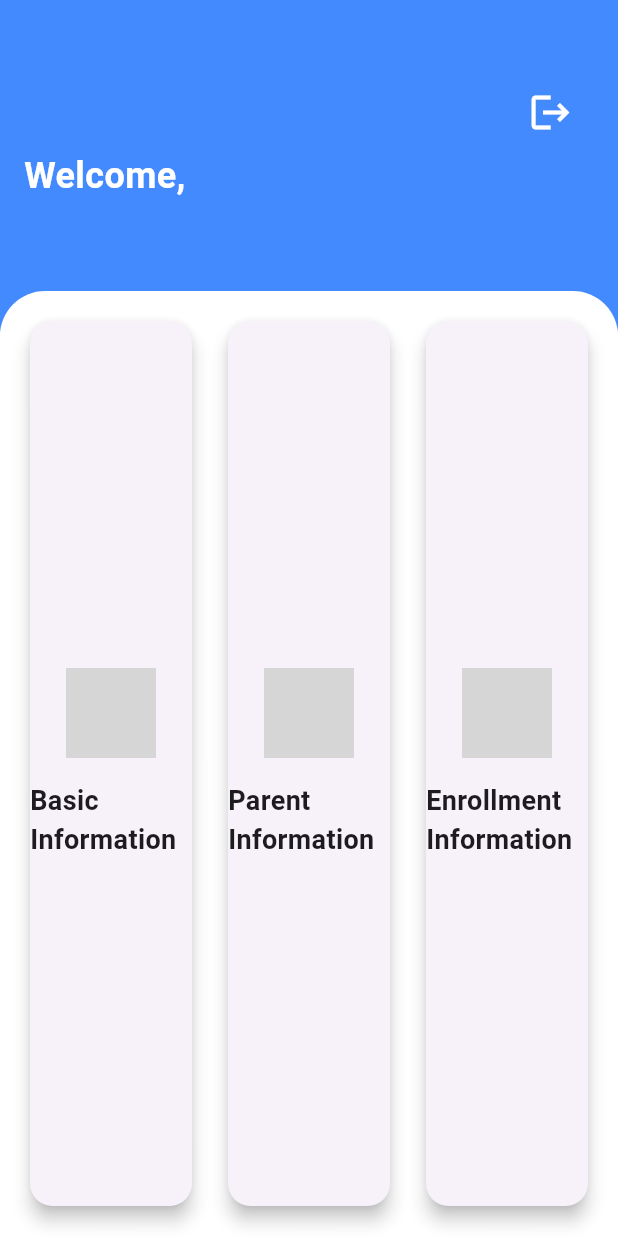
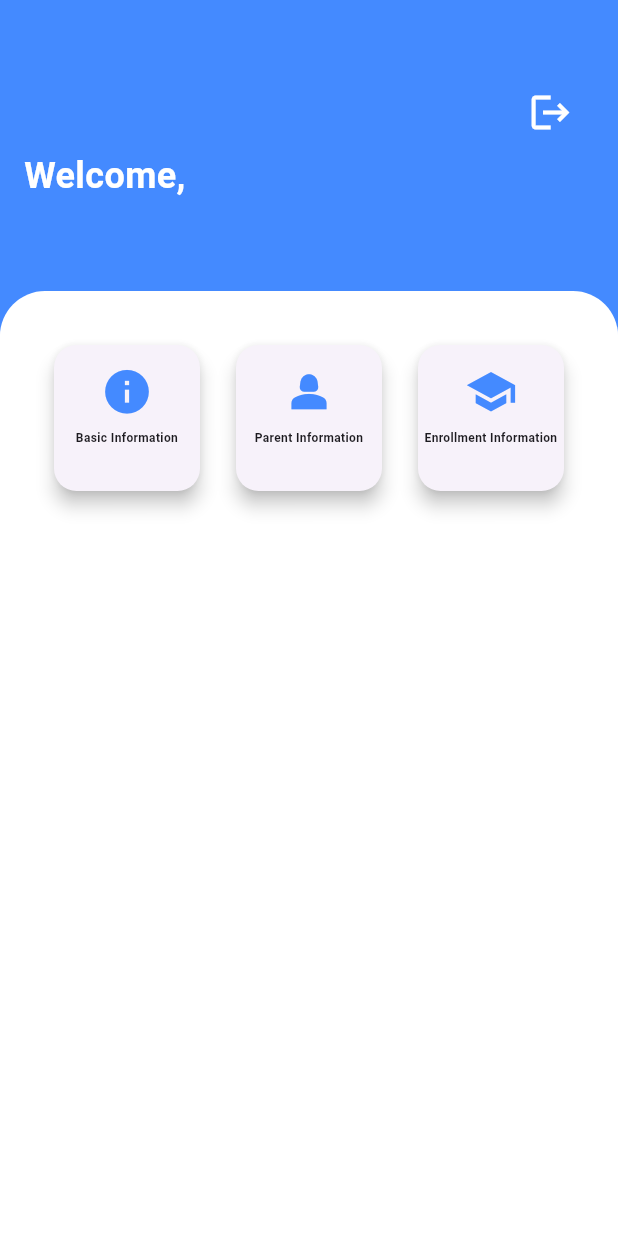
Before and after one commit to ibbibrahim/flutter_app, a Flutter app: the DashboardScreen screen opened directly with empty values, on a phone screen of 412 x 824 dp. Run offline on Flutter 3.47's test engine with Material 3 defaults, Android fonts, the phone set to English and light mode, and no system bars; grey boxes are pictures that could not be loaded.

Commit message:
Addded cards

```diff
--- a/lib/main.dart
+++ b/lib/main.dart
@@ -1,7 +1,7 @@
 import 'package:flutter/material.dart';
 import 'screens/login_screen.dart';
 // import 'screens/dashboard_screen.dart';
-import 'screens/dashboard_screen_rev1.dart';
+import 'screens/dashboard_screen_rev.dart';
 
 void main() {
   runApp(MyApp());
--- a/lib/screens/dashboard_screen_rev.dart
+++ b/lib/screens/dashboard_screen_rev.dart
@@ -95,16 +95,22 @@ class _DashboardScreenState extends State<DashboardScreen> {
                       ),
                     ),
                     child: selectedCard == null
-                        ? Column(
-                      crossAxisAlignment: CrossAxisAlignment.start,
+                        ? GridView.count(
+                      crossAxisCount: MediaQuery.of(context).orientation == Orientation.portrait
+                          ? 3 // 2 cards per row in portrait mode
+                          : 4, // 3 cards per row in landscape mode
+                      childAspectRatio: 1, // Make cards square
+                      crossAxisSpacing: 16.0,
+                      mainAxisSpacing: 16.0,
+                      padding: EdgeInsets.all(16.0),
                       children: <Widget>[
-                        _buildCard('Basic Information', () {
+                        _buildCard('Basic Information', Icons.info, () {
                           _showCard('Basic Information');
                         }),
-                        _buildCard('Parent Information', () {
+                        _buildCard('Parent Information', Icons.person_2, () {
                           _showCard('Parent Information');
                         }),
-                        _buildCard('Enrollment Information', () {
+                        _buildCard('Enrollment Information', Icons.school, () {
                           _showCard('Enrollment Information');
                         }),
                       ],
@@ -127,21 +133,37 @@ class _DashboardScreenState extends State<DashboardScreen> {
     );
   }
 
-  Widget _buildCard(String title, VoidCallback onTap) {
-    return Card(
+  Widget _buildCard(String title, IconData icon, VoidCallback onTap) {
+    return InkWell(
+      onTap: onTap,
+      child: Card(
         elevation: 5,
         shape: RoundedRectangleBorder(
           borderRadius: BorderRadius.circular(15.0),
         ),
-      child: ListTile(
-        title: Text(
+        child: Column(
+          mainAxisAlignment: MainAxisAlignment.center,
+          children: <Widget>[
+            Icon(
+              icon,
+              size: 35, // Adjust size as needed
+              color: Colors.blueAccent, // Adjust color as needed
+            ),
+            SizedBox(height: 8.0),
+            Align(
+              alignment: Alignment.center,
+              child: Text(
                 title,
                 style: TextStyle(
-            fontSize: 18,
+                  fontSize: 8, // Adjust font size as needed
                   fontWeight: FontWeight.bold,
                 ),
+                textAlign: TextAlign.center, // Center align text
               ),
-        onTap: onTap,
+            ),
+            SizedBox(height: 16.0),
+          ],
+        ),
       ),
     );
   }
--- a/lib/screens/dashboard_screen_rev1.dart
+++ /dev/null
@@ -1,227 +0,0 @@
-import 'package:flutter/material.dart';
-
-class DashboardScreen extends StatefulWidget {
-  @override
-  _DashboardScreenState createState() => _DashboardScreenState();
-}
-
-class _DashboardScreenState extends State<DashboardScreen> {
-  String? selectedCard;
-
-  void _showCard(String cardName) {
-    setState(() {
-      selectedCard = cardName;
-    });
-  }
-
-  void _goBack() {
-    setState(() {
-      selectedCard = null;
-    });
-  }
-
-  @override
-  Widget build(BuildContext context) {
-    final Map<String, dynamic> studentData =
-    ModalRoute.of(context)!.settings.arguments as Map<String, dynamic>;
-
-    String studentFullName =
-        '${studentData['FirstName']} ${studentData['MiddleName']} ${studentData['LastName']}';
-    String fatherFullName =
-        '${studentData['FatherFirstName']} ${studentData['FatherMiddleName']} ${studentData['FatherLastName']}';
-    String motherFullName =
-        '${studentData['MotherFirstName']} ${studentData['MotherMiddleName']} ${studentData['MotherLastName']}';
-
-    return Scaffold(
-      body: SafeArea(
-        child: Stack(
-          children: <Widget>[
-            Container(
-              height: MediaQuery.of(context).orientation == Orientation.portrait
-                  ? MediaQuery.of(context).size.height * 0.3
-                  : MediaQuery.of(context).size.height * 0.5,
-              decoration: BoxDecoration(
-                color: Colors.blueAccent,
-                borderRadius: BorderRadius.only(
-                  bottomLeft: Radius.circular(30.0),
-                  bottomRight: Radius.circular(30.0),
-                ),
-              ),
-            ),
-            Positioned(
-              top: 50,
-              right: 20,
-              child: Material(
-                shape: CircleBorder(),
-                color: Colors.transparent,
-                child: IconButton(
-                  icon: Icon(
-                    Icons.logout,
-                    color: Colors.white,
-                  ),
-                  onPressed: () {
-                    // Implement logout functionality here
-                  },
-                  iconSize: 30.0,
-                  padding: EdgeInsets.all(10.0),
-                  splashRadius: 30.0,
-                ),
-              ),
-            ),
-            Padding(
-              padding: const EdgeInsets.only(top: 100.0),
-              child: Column(
-                crossAxisAlignment: CrossAxisAlignment.start,
-                children: <Widget>[
-                  Padding(
-                    padding: const EdgeInsets.symmetric(horizontal: 16.0),
-                    child: Text(
-                      'Welcome, $fatherFullName',
-                      style: TextStyle(
-                        fontSize: 24,
-                        fontWeight: FontWeight.bold,
-                        color: Colors.white,
-                      ),
-                    ),
-                  ),
-                  SizedBox(height: 60),
-                  Expanded(
-                    child: Container(
-                      padding: EdgeInsets.all(16.0),
-                      decoration: BoxDecoration(
-                        color: Colors.white,
-                        borderRadius: BorderRadius.only(
-                          topLeft: Radius.circular(30.0),
-                          topRight: Radius.circular(30.0),
-                        ),
-                      ),
-                      child: selectedCard == null
-                          ? Row(
-                        mainAxisAlignment: MainAxisAlignment.spaceAround,
-                        children: <Widget>[
-                          Expanded(
-                            child: _buildCard('Basic Information', () {
-                              _showCard('Basic Information');
-                            }),
-                          ),
-                          SizedBox(width: 16),
-                          Expanded(
-                            child: _buildCard('Parent Information', () {
-                              _showCard('Parent Information');
-                            }),
-                          ),
-                          SizedBox(width: 16),
-                          Expanded(
-                            child: _buildCard('Enrollment Information', () {
-                              _showCard('Enrollment Information');
-                            }),
-                          ),
-                        ],
-                      )
-                          : _buildDetailsView(
-                        cardName: selectedCard!,
-                        studentData: studentData,
-                        studentFullName: studentFullName,
-                        fatherFullName: fatherFullName,
-                        motherFullName: motherFullName,
-                        onBack: _goBack,
-                      ),
-                    ),
-                  ),
-                ],
-              ),
-            ),
-          ],
-        ),
-      ),
-    );
-  }
-
-  Widget _buildCard(String title, VoidCallback onTap) {
-    return Card(
-      elevation: 5,
-      shape: RoundedRectangleBorder(
-        borderRadius: BorderRadius.circular(15.0),
-      ),
-      child: Column(
-        mainAxisAlignment: MainAxisAlignment.center,
-        children: <Widget>[
-          Container(
-            width: 60,
-            height: 60,
-            decoration: BoxDecoration(
-              image: DecorationImage(
-                image: AssetImage('assets/logo_placeholder.png'), // Replace with actual logo image
-                fit: BoxFit.contain,
-              ),
-            ),
-            margin: EdgeInsets.all(16.0),
-          ),
-          Text(
-            title,
-            style: TextStyle(
-              fontSize: 18,
-              fontWeight: FontWeight.bold,
-            ),
-          ),
-          SizedBox(height: 16.0),
-        ],
-      ),
-
-    );
-  }
-
-  Widget _buildDetailsView({
-    required String cardName,
-    required Map<String, dynamic> studentData,
-    required String studentFullName,
-    required String fatherFullName,
-    required String motherFullName,
-    required VoidCallback onBack,
-  }) {
-    return Column(
-      crossAxisAlignment: CrossAxisAlignment.start,
-      children: <Widget>[
-        Row(
-          children: <Widget>[
-            IconButton(
-              icon: Icon(Icons.arrow_back),
-              onPressed: onBack,
-            ),
-            Text(
-              cardName,
-              style: TextStyle(
-                fontSize: 20,
-                fontWeight: FontWeight.bold,
-              ),
-            ),
-          ],
-        ),
-        SizedBox(height: 20),
-        if (cardName == 'Basic Information') ...[
-          Text('Student Name: $studentFullName'),
-          Text('Student QID: ${studentData['QID']}'),
-          Text('DOB: ${studentData['DOBDMY']}'),
-          Text('Join Date: ${studentData['JoinDate']}'),
-          Text('Age: ${studentData['Age']}'),
-          Text('Gender: ${studentData['G'] == 'M' ? 'Male' : 'Female'}'),
-          Text('Religion: ${studentData['ReligionID'] == '1' ? 'Islam' : 'Other'}'),
-        ] else if (cardName == 'Parent Information') ...[
-          Text('Father Name: $fatherFullName'),
-          Text('Father QID: ${studentData['FatherQatarID']}'),
-          Text('Father Company: ${studentData['FatherCompany'] ?? 'N/A'}'),
-          Text('Father Nationality: ${studentData['Nationality']}'),
-          Text('Father Phone: ${studentData['FatherCellPhone']}'),
-          SizedBox(height: 20),
-          Text('Mother Name: $motherFullName'),
-          Text('Mother QID: ${studentData['MotherQatarID'] ?? 'N/A'}'),
-          Text('Mother Company: ${studentData['MotherCompany'] ?? 'N/A'}'),
-          Text('Mother Nationality: ${studentData['Nationality']}'),
-          Text('Mother Phone: ${studentData['MotherCellPhone']}'),
-        ] else if (cardName == 'Enrollment Information') ...[
-          Text('Enrollment Information Placeholder'),
-        ],
-      ],
-    );
-  }
-}
```
Lines whose indentation alone changed are shown as unchanged.
